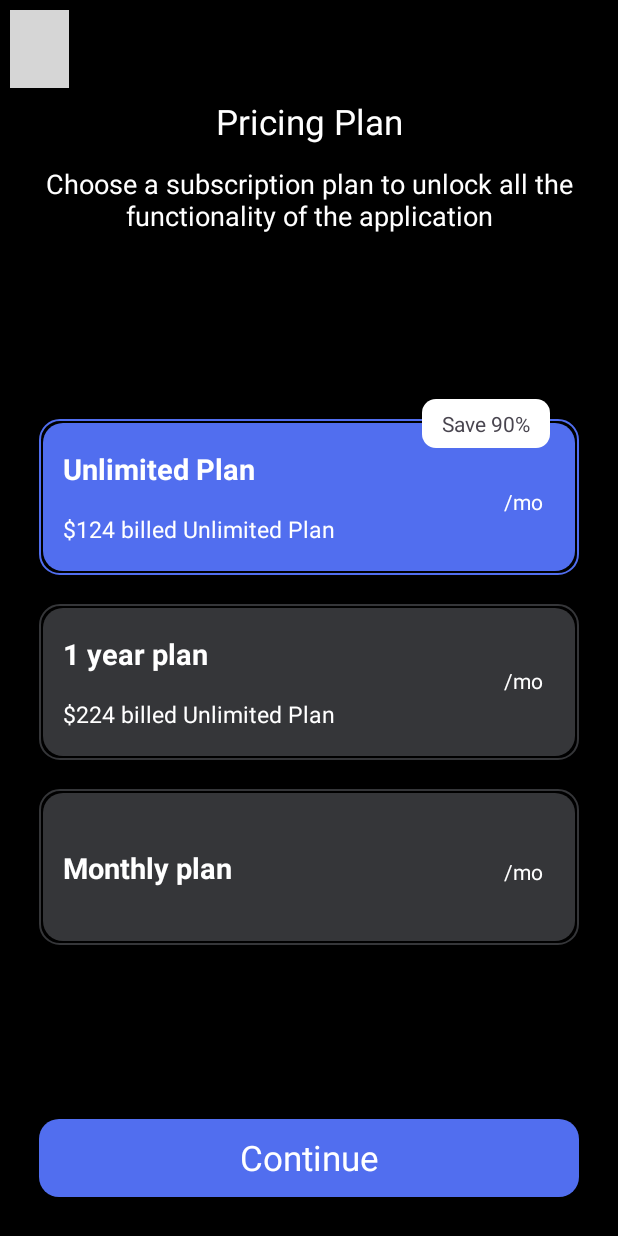
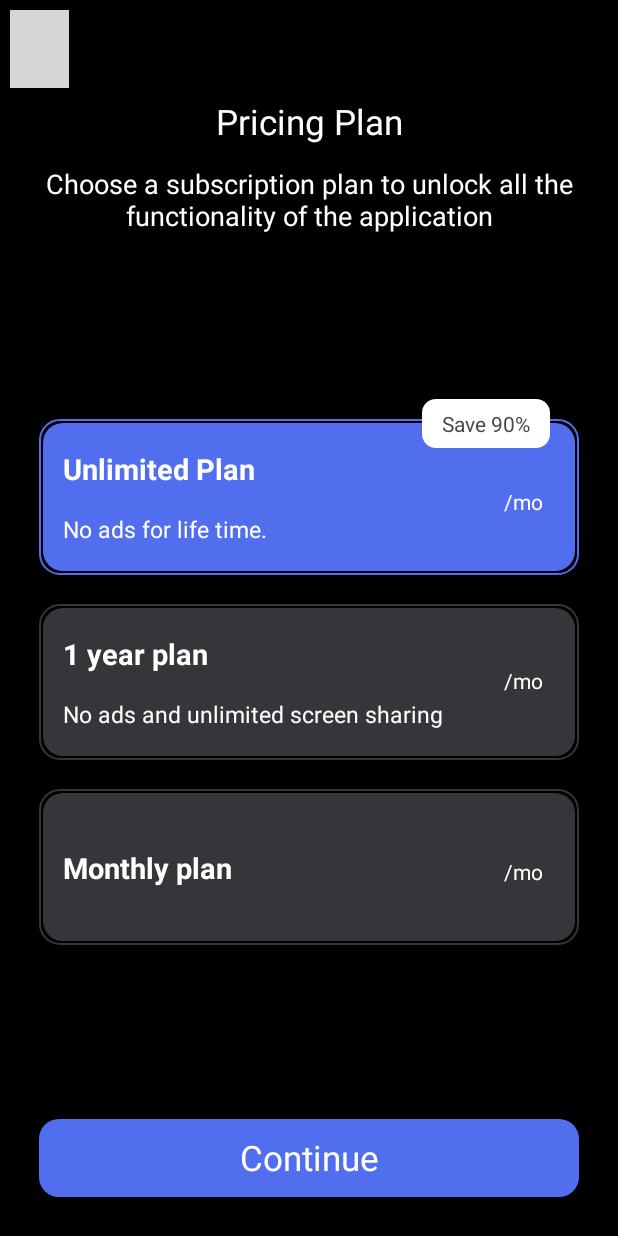
Before and after one commit to ShahzaibAli02/MobileToMobile, an Android app: the PremiumActivity screen opened directly, with no data from a screen before it, after a tap on "Continue", on a phone screen of 412 x 824 dp. Run offline under Robolectric (Android 15) with nearby library versions, the phone set to English and light mode, and no system bars; our stand-ins replace sdp/ssp sizes; libraries missing offline, so code that uses them is left out: com.android.billingclient; Roboto replaces fonts that are not available here; 1 statement that could not run was skipped; grey boxes are pictures that could not be loaded.

Commit message:
-> Updated code

```diff
--- a/app/src/main/java/com/playsync/mirroring/data/billing/GoogleBilling.kt
+++ b/app/src/main/java/com/playsync/mirroring/data/billing/GoogleBilling.kt
@@ -22,8 +22,13 @@ class GoogleBilling(private val activity: Activity) : PurchasesUpdatedListener {
         var subYearlyPrice : String? = null
         var inAppAllPrice : String? = null
 
+
+
     }
 
+    val SKU_ID_MONTHLY="m2m_new_monthly";
+    val SKU_ID_YEARLY="m2m_yearly";
+    val INAPP_ID="m2m_unlimited";
     var billingDisconnectedCounter = 0
     fun init() {
         billingClient = BillingClient.newBuilder(activity).setListener(this).enablePendingPurchases().build()
@@ -54,20 +59,16 @@ class GoogleBilling(private val activity: Activity) : PurchasesUpdatedListener {
         val subsSkuList = ArrayList<String>()
         val inAppSkuList = ArrayList<String>()
 
-        if (BuildConfig.DEBUG){
-            subsSkuList.add("android.test.purchased")
-            subsSkuList.add("android.test.purchased")
-            inAppSkuList.add("android.test.purchased")
-        }else{
-            subsSkuList.add("your_yearly_id_here")
-            subsSkuList.add("youe_monthly_id_here")
-            inAppSkuList.add("your_unlimited_id_here")
-        }
+
+        subsSkuList.add(SKU_ID_MONTHLY)
+        subsSkuList.add(SKU_ID_YEARLY)
+        inAppSkuList.add(INAPP_ID)
 
         val subsParams = SkuDetailsParams.newBuilder()
             .setType(BillingClient.SkuType.SUBS)
             .setSkusList(subsSkuList)
             .build()
+
         billingClient.querySkuDetailsAsync(subsParams) { billingResult, subsSkuDetailsList ->
             if (billingResult.responseCode == BillingClient.BillingResponseCode.OK && subsSkuDetailsList != null) {
                 subsSkuDetailsList.forEach{
@@ -77,6 +78,7 @@ class GoogleBilling(private val activity: Activity) : PurchasesUpdatedListener {
 
                 subMonthlyPrice = mSubsSkuDetailsList[0].price
                 subYearlyPrice = mSubsSkuDetailsList[1].price
+
                 mSubsSkuDetailsList.forEach {
                     Log.e("billing", "querySkuDetails: ${it.sku}")
                 }
@@ -136,26 +138,12 @@ class GoogleBilling(private val activity: Activity) : PurchasesUpdatedListener {
     }
     override fun onPurchasesUpdated(billingResult: BillingResult, purchases: List<Purchase>?) {
         if (billingResult.responseCode == BillingClient.BillingResponseCode.OK && purchases != null) {
-            if (BuildConfig.DEBUG){
-                for (purchase in purchases) {
-                    for (skuId in purchase.skus) {
-                        when (skuId) {
-
-                            "android.test.purchased" -> handleInAppSkuForAllPurchase(purchase)
-                            "android.test.purchased" -> handleSubSkuForMonthlyPurchase(purchase)
-                            "android.test.purchased" ->  handleSubSkuForYearlyPurchase(purchase)
-                        }
-                    }
-                }
-            }else{
-                for (purchase in purchases) {
-                    for (skuId in purchase.skus) {
-                        when (skuId) {
-
-                            BuildConfig.APPLICATION_ID -> handleInAppSkuForAllPurchase(purchase) //for all ads purchase
-                            "monthly_id_here" -> handleSubSkuForMonthlyPurchase(purchase) //for week purchase
-                            "yearly_id_here" -> handleSubSkuForYearlyPurchase(purchase) //for month purchase
-                        }
+            for (purchase in purchases) {
+                for (skuId in purchase.skus) {
+                    when (skuId) {
+                        INAPP_ID-> handleInAppSkuForAllPurchase(purchase) //for all ads purchase
+                        SKU_ID_MONTHLY -> handleSubSkuForMonthlyPurchase(purchase) //for week purchase
+                       SKU_ID_YEARLY -> handleSubSkuForYearlyPurchase(purchase) //for month purchase
                     }
                 }
             }
--- a/app/src/main/java/com/playsync/mirroring/ui/main/DashboardActivity.kt
+++ b/app/src/main/java/com/playsync/mirroring/ui/main/DashboardActivity.kt
@@ -36,6 +36,7 @@ class DashboardActivity : AppCompatActivity(), View.OnClickListener {
         binding = ActivityDashboardBinding.inflate(layoutInflater)
         setContentView(binding.root)
         setClickListeners()
+
         if (RemoteDataConfig.remoteAdSettings.dash_banner.value == "on"
             && !checkIfUserIsPro()
         ) {
@@ -95,12 +96,10 @@ class DashboardActivity : AppCompatActivity(), View.OnClickListener {
                     R.id.navShareApp -> {
 
                         drawerLayout.close()
-                        val appLink =
-                            "Share and mirror content wirelessly with our user-friendly screen-sharing app.\nHere is our App link:\nhttps://play.google.com/store/apps/details?id=${APPLICATION_ID}"
+                        val appLink = "Lets share screen together with awesome app: https://play.google.com/store/apps/details?id=${APPLICATION_ID}"
                         val shareIntent = Intent(Intent.ACTION_SEND)
                         shareIntent.type = "text/plain"
                         shareIntent.putExtra(Intent.EXTRA_TEXT, appLink)
-                        shareIntent.setPackage(packageName)
                         startActivity(shareIntent)
                     }
                     R.id.navPrivacyPolicy -> {
--- a/app/src/main/java/com/playsync/mirroring/ui/main/PremiumActivity.kt
+++ b/app/src/main/java/com/playsync/mirroring/ui/main/PremiumActivity.kt
@@ -78,14 +78,14 @@ class PremiumActivity : AppCompatActivity(), View.OnClickListener {
                             PlanType.YEARLY -> {
                                 GoogleBilling(this@PremiumActivity).launchSubsBillingFlow(
                                     this@PremiumActivity,
-                                    1
+                                    0
                                 )
                             }
 
                             PlanType.MONTHLY -> {
                                 GoogleBilling(this@PremiumActivity).launchSubsBillingFlow(
                                     this@PremiumActivity,
-                                    0
+                                    1
                                 )
                             }
                         }
--- a/app/src/main/res/layout/activity_premium.xml
+++ b/app/src/main/res/layout/activity_premium.xml
@@ -99,7 +99,7 @@
                     android:id="@+id/textView6"
                     android:layout_width="wrap_content"
                     android:layout_height="wrap_content"
-                    android:text="$124 billed Unlimited Plan"
+                    android:text="No ads for life time."
                     android:textColor="@color/white"
                     android:textSize="@dimen/_12sdp"
                     app:layout_constraintBottom_toBottomOf="parent"
@@ -194,7 +194,7 @@
                     android:id="@+id/textView9"
                     android:layout_width="wrap_content"
                     android:layout_height="wrap_content"
-                    android:text="$224 billed Unlimited Plan"
+                    android:text="No ads and unlimited screen sharing"
                     android:textColor="@color/white"
                     android:textSize="@dimen/_12sdp"
                     app:layout_constraintBottom_toBottomOf="parent"
```
Also changed, not shown: app/build.gradle.kts (+12 -5 lines), app/src/main/res/layout/lyt_dash_content.xml (+39 -41 lines), 1 other file.
